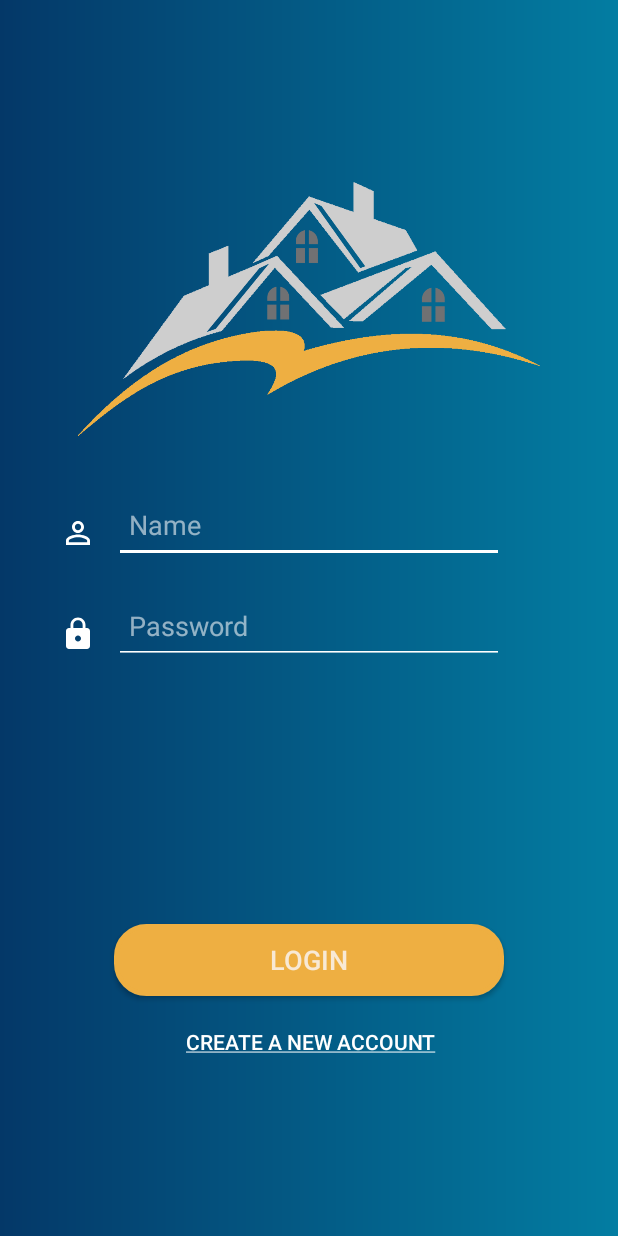
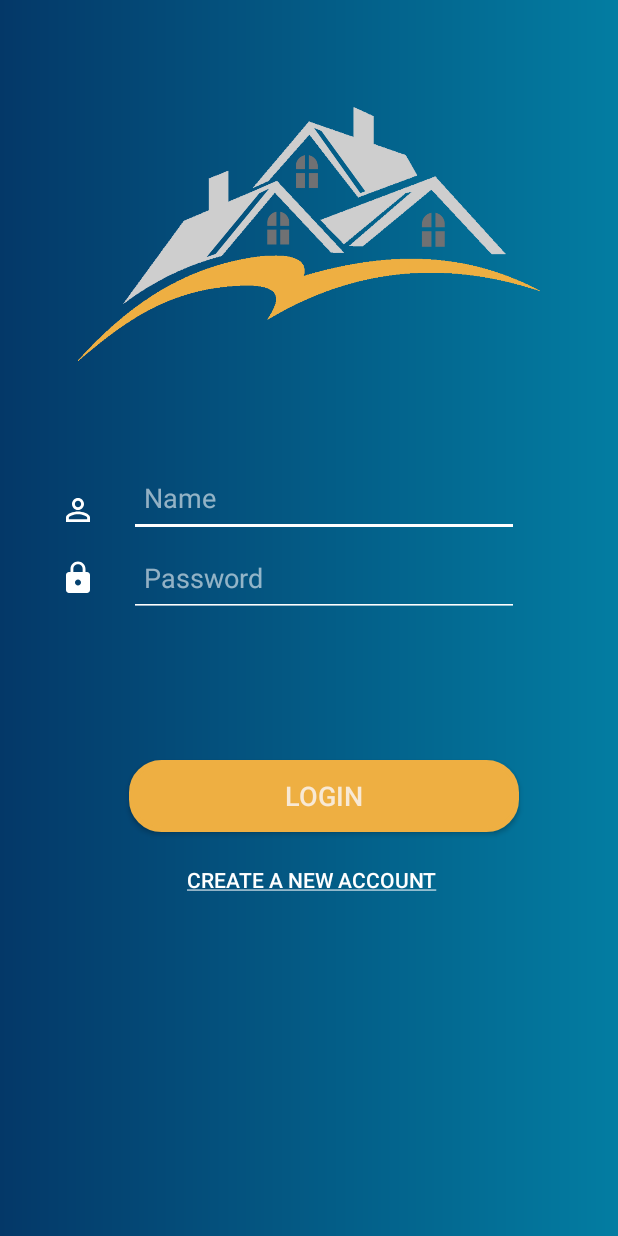
Before and after one commit to dukotron/HMS-CM-Division, an Android app: the screen it shows after launch (MainActivity), on a phone screen of 412 x 824 dp. Run offline under Robolectric (Android 15) with nearby library versions, the phone set to English and light mode, and no system bars.

Commit message:
constrain layout for login screen

```diff
--- a/TestDesign/app/src/main/res/layout/activity_login.xml
+++ b/TestDesign/app/src/main/res/layout/activity_login.xml
@@ -1,5 +1,5 @@
 <?xml version="1.0" encoding="utf-8"?>
-<RelativeLayout xmlns:android="http://schemas.android.com/apk/res/android"
+<android.support.constraint.ConstraintLayout xmlns:android="http://schemas.android.com/apk/res/android"
     xmlns:app="http://schemas.android.com/apk/res-auto"
     xmlns:tools="http://schemas.android.com/tools"
     android:layout_width="match_parent"
@@ -7,47 +7,61 @@
     tools:context=".MainActivity"
     android:background="@drawable/gradient"
     >
+
     <ImageView
         android:id="@+id/logo"
         android:layout_width="308dp"
         android:layout_height="208dp"
         android:layout_centerHorizontal="true"
-        android:layout_marginTop="100dp"
-        app:srcCompat="@drawable/houses_logo"
-        />
+        android:layout_marginStart="51dp"
+        android:layout_marginTop="50dp"
+        android:layout_marginEnd="52dp"
+        android:layout_marginBottom="51dp"
+        app:layout_constraintBottom_toTopOf="@+id/email"
+        app:layout_constraintEnd_toEndOf="parent"
+        app:layout_constraintStart_toStartOf="parent"
+        app:layout_constraintTop_toTopOf="parent"
+        app:srcCompat="@drawable/houses_logo" />
 
     <EditText
         android:id="@+id/email"
         android:layout_width="260dp"
-        android:layout_height="50dp"
+        android:layout_height="52dp"
         android:layout_below="@+id/logo"
         android:layout_centerInParent="true"
-        android:layout_marginStart="72dp"
-        android:layout_marginTop="17dp"
+        android:layout_marginStart="8dp"
+        android:layout_marginTop="48dp"
+        android:layout_marginEnd="66dp"
         android:backgroundTint="#ffffff"
+        android:hint="Name"
         android:inputType="textEmailAddress"
-        android:hint="Name"
+        android:paddingStart="10dp"
         android:textColor="#92FFFFFF"
         android:textColorHint="#92FFFFFF"
-        android:paddingStart="10dp"
-        />
+        app:layout_constraintEnd_toEndOf="parent"
+        app:layout_constraintHorizontal_bias="1.0"
+        app:layout_constraintStart_toStartOf="parent"
+        app:layout_constraintTop_toBottomOf="@+id/logo" />
 
 
     <EditText
         android:id="@+id/pwd"
         android:layout_width="260dp"
-        android:layout_height="50dp"
+        android:layout_height="52dp"
         android:layout_below="@+id/email"
         android:layout_centerInParent="true"
-        android:layout_marginStart="72dp"
-        android:layout_marginTop="17dp"
+        android:layout_marginTop="1dp"
+        android:layout_marginEnd="66dp"
+        android:layout_marginBottom="95dp"
         android:backgroundTint="#ffffff"
+        android:hint="Password"
         android:inputType="textPassword"
-        android:hint="Password"
+        android:paddingStart="10dp"
+        android:textColor="#92FFFFFF"
         android:textColorHint="#92FFFFFF"
-        android:textColor="#92FFFFFF"
-        android:paddingStart="10dp"
-        />
+        app:layout_constraintBottom_toTopOf="@+id/login"
+        app:layout_constraintEnd_toEndOf="parent"
+        app:layout_constraintTop_toBottomOf="@+id/email" />
 
     <Button
         android:id="@+id/login"
@@ -55,26 +69,37 @@
         android:layout_height="wrap_content"
         android:layout_alignParentBottom="true"
         android:layout_centerHorizontal="true"
-        android:layout_marginBottom="160dp"
+        android:layout_marginStart="85dp"
+        android:layout_marginTop="95dp"
+        android:layout_marginEnd="66dp"
         android:background="@drawable/rounded"
+
         android:text="Login"
         android:textColor="#D0FAF6F6"
         android:textSize="18sp"
-
-        />
+        app:layout_constraintEnd_toEndOf="parent"
+        app:layout_constraintStart_toStartOf="parent"
+        app:layout_constraintTop_toBottomOf="@+id/pwd" />
 
     <Button
         android:id="@+id/register"
         android:layout_width="wrap_content"
         android:layout_height="wrap_content"
-        android:text="@string/create_a_new_account"
         android:layout_alignParentBottom="true"
         android:layout_centerHorizontal="true"
+        android:layout_marginStart="8dp"
+        android:layout_marginTop="8dp"
+        android:layout_marginEnd="8dp"
+        android:layout_marginBottom="8dp"
+        android:background="@android:color/transparent"
+        android:onClick="createAccountActivity"
+        android:text="@string/create_a_new_account"
         android:textColor="#FFFFFFFF"
-        android:background="@android:color/transparent"
-        android:layout_marginBottom="105dp"
-        android:onClick="createAccountActivity"
-        />
+        app:layout_constraintBottom_toBottomOf="parent"
+        app:layout_constraintEnd_toEndOf="parent"
+        app:layout_constraintStart_toStartOf="parent"
+        app:layout_constraintTop_toBottomOf="@+id/login"
+        app:layout_constraintVertical_bias="0.0" />
 
     <ImageView
         android:id="@+id/identity_logo"
@@ -83,8 +108,11 @@
         android:layout_alignTop="@+id/email"
         android:layout_alignBottom="@+id/email"
         android:layout_alignParentStart="true"
-        android:layout_marginLeft="40dp"
-        android:layout_marginTop="10dp"
+        android:layout_marginStart="40dp"
+        android:layout_marginTop="16dp"
+        app:layout_constraintBottom_toBottomOf="@+id/email"
+        app:layout_constraintStart_toStartOf="parent"
+        app:layout_constraintTop_toTopOf="@+id/email"
         app:srcCompat="@drawable/identity" />
 
     <ImageView
@@ -94,9 +122,12 @@
         android:layout_alignTop="@+id/pwd"
         android:layout_alignBottom="@+id/pwd"
         android:layout_alignParentStart="true"
-        android:layout_marginLeft="40dp"
-        android:layout_marginTop="10dp"
+        android:layout_marginStart="40dp"
+        app:layout_constraintBottom_toBottomOf="@+id/pwd"
+        app:layout_constraintHorizontal_chainStyle="spread_inside"
+        app:layout_constraintStart_toStartOf="parent"
+        app:layout_constraintTop_toTopOf="@+id/pwd"
         app:srcCompat="@drawable/lock" />
 
 
-</RelativeLayout>
+</android.support.constraint.ConstraintLayout>
```
